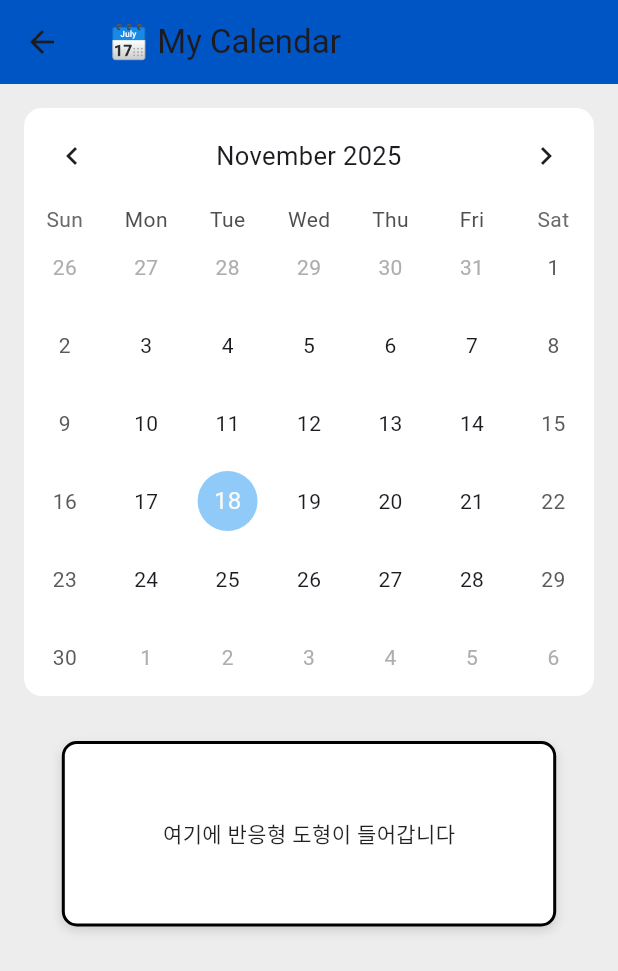
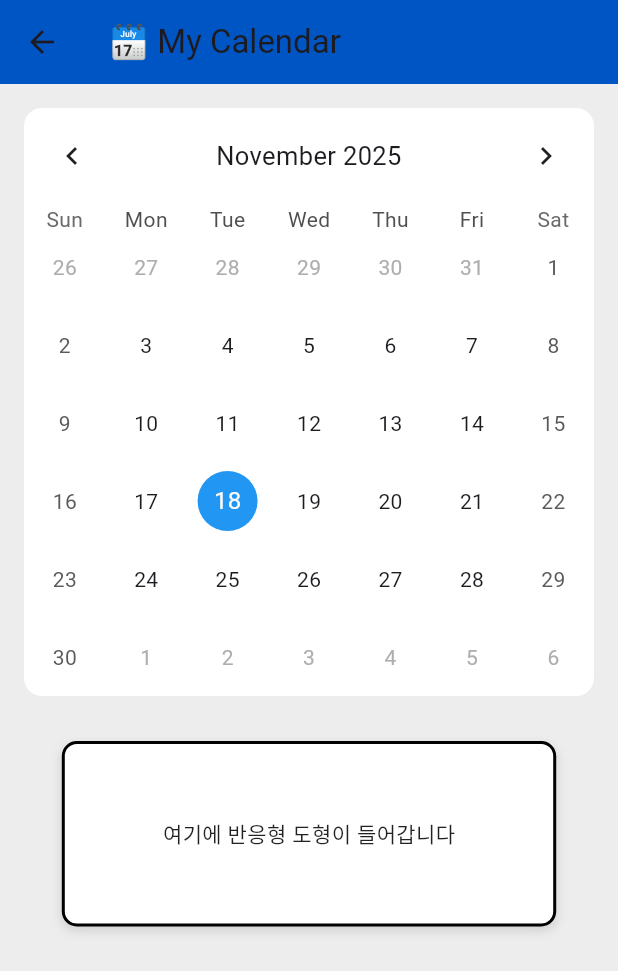
Before and after one commit to kmu-koss/2025-02-Flutter-Study, a Flutter app: the CalendarPage screen opened directly, on a phone screen of 412 x 824 dp. Shown: the top 971 px of the screen. Run offline on Flutter 3.47's test engine with Material 3 defaults, Android fonts, the phone set to English and light mode, and no system bars; drawn by our look-alikes of table_calendar; our stand-ins replace sqflite; accounts and stored records are empty.

Commit message:
Update main.dart

```diff
--- a/lib/main.dart
+++ b/lib/main.dart
@@ -1,19 +1,13 @@
 import 'package:flutter/material.dart';
 import 'package:table_calendar/table_calendar.dart';
-// DB 관련 패키지
 import 'package:sqflite/sqflite.dart';
 import 'package:path/path.dart';
 import 'dart:async';
 
 void main() {
-  // DB 관련 초기화나 검증 작업은 main 함수에서 수행 가능합니다.
   WidgetsFlutterBinding.ensureInitialized();
   runApp(const MyApp());
 }
-
-// ====================================================================
-// DB 데이터 모델 및 헬퍼 클래스 (main.dart에 통합)
-// ====================================================================
 
 // 1. 데이터 모델 정의
 class TransactionItem {
@@ -33,7 +27,6 @@ class TransactionItem {
     };
   }
 
-  // Map에서 객체로 변환
   factory TransactionItem.fromMap(Map<String, dynamic> map) {
     return TransactionItem(
       id: map['id'] as int?,
@@ -83,13 +76,11 @@ class DatabaseHelper {
     ''');
   }
 
-  // 새 거래 기록 저장
   Future<int> createTransaction(TransactionItem item) async {
     final db = await instance.database;
     return await db.insert('transactions', item.toMap());
   }
 
-  // 특정 날짜의 거래 기록 조회
   Future<List<TransactionItem>> getTransactionsByDate(String date) async {
     final db = await instance.database;
     final maps = await db.query(
@@ -103,10 +94,6 @@ class DatabaseHelper {
   }
 }
 
-// ====================================================================
-// 팝업창 상태 관리 위젯
-// ====================================================================
-
 class DailyTransactionDialog extends StatefulWidget {
   final DateTime selectedDate;
 
@@ -117,15 +104,13 @@ class DailyTransactionDialog extends StatefulWidget {
 }
 
 class _DailyTransactionDialogState extends State<DailyTransactionDialog> {
-  // 입력 필드 항목 리스트
   List<Map<String, dynamic>> _transactionInputs = [];
-  // 저장된 내역을 담을 리스트 (로드된 데이터)
   List<TransactionItem> _loadedTransactions = [];
 
   @override
   void initState() {
     super.initState();
-    _loadTransactions(); // 팝업창이 열릴 때 저장된 데이터를 로드합니다.
+    _loadTransactions();
   }
 
   @override
@@ -136,7 +121,6 @@ class _DailyTransactionDialogState extends State<DailyTransactionDialog> {
     super.dispose();
   }
 
-  // DB에서 데이터를 불러오는 함수
   Future<void> _loadTransactions() async {
     final dateString = '${widget.selectedDate.year}-${widget.selectedDate.month}-${widget.selectedDate.day}';
     final transactions = await DatabaseHelper.instance.getTransactionsByDate(dateString);
@@ -146,7 +130,6 @@ class _DailyTransactionDialogState extends State<DailyTransactionDialog> {
     });
   }
 
-  // 새로운 항목을 추가하는 함수
   void _addTransactionInput() {
     setState(() {
       _transactionInputs.add({
@@ -156,7 +139,6 @@ class _DailyTransactionDialogState extends State<DailyTransactionDialog> {
     });
   }
 
-  // 항목을 제거하는 함수
   void _removeTransactionInput(int index) {
     setState(() {
       _transactionInputs[index]['amountController'].dispose();
@@ -164,7 +146,6 @@ class _DailyTransactionDialogState extends State<DailyTransactionDialog> {
     });
   }
 
-  // 카테고리 선택 Dialog
   Future<String?> _selectCategoryDialog(BuildContext context) {
     return showDialog<String>(
       context: context,
@@ -181,7 +162,6 @@ class _DailyTransactionDialogState extends State<DailyTransactionDialog> {
     );
   }
 
-  // 회색 표시 도형 빌드 함수
   Widget _buildDisplayBox(String label, String value) {
     return Expanded(
       child: Container(
@@ -201,14 +181,12 @@ class _DailyTransactionDialogState extends State<DailyTransactionDialog> {
     );
   }
 
-  // 흰색 입력 필드 빌드 함수 (제거 버튼 포함)
   Widget _buildInputRow(BuildContext context, int index, String currentCategory, TextEditingController controller) {
     return Column(
       children: [
         Row(
           crossAxisAlignment: CrossAxisAlignment.start,
           children: [
-            // 1. 제거 버튼 (-)
             InkWell(
               onTap: () => _removeTransactionInput(index),
               child: const Padding(
@@ -217,7 +195,6 @@ class _DailyTransactionDialogState extends State<DailyTransactionDialog> {
               ),
             ),
 
-            // 2. 카테고리 선택 (흰색)
             Expanded(
               child: InkWell(
                 onTap: () async {
@@ -241,7 +218,6 @@ class _DailyTransactionDialogState extends State<DailyTransactionDialog> {
             ),
             const SizedBox(width: 8),
 
-            // 3. 금액 입력 (흰색)
             Expanded(
               child: Container(
                 height: 50,
@@ -274,7 +250,6 @@ class _DailyTransactionDialogState extends State<DailyTransactionDialog> {
   Widget build(BuildContext context) {
     String dateString = '${widget.selectedDate.year}년 ${widget.selectedDate.month}월 ${widget.selectedDate.day}일';
 
-    // 총 금액 계산
     final totalAmount = _loadedTransactions.fold(0, (sum, item) => sum + item.amount);
 
     return Dialog(
@@ -288,16 +263,13 @@ class _DailyTransactionDialogState extends State<DailyTransactionDialog> {
           mainAxisSize: MainAxisSize.min,
           crossAxisAlignment: CrossAxisAlignment.stretch,
           children: <Widget>[
-            // 1. 상단 제목 및 버튼 (날짜, 뒤로가기, + 버튼)
             Stack(
               alignment: Alignment.center,
               children: [
-                // 1-1. 날짜 텍스트 (중앙)
                 Text(
                   dateString,
                   style: const TextStyle(fontWeight: FontWeight.bold, fontSize: 18),
                 ),
-                // 1-2. 뒤로가기 아이콘 (좌측 상단)
                 Positioned(
                   left: 0,
                   top: 0,
@@ -308,7 +280,6 @@ class _DailyTransactionDialogState extends State<DailyTransactionDialog> {
                     child: const Icon(Icons.arrow_back, color: Colors.black54),
                   ),
                 ),
-                // 1-3. (+) 버튼 (우측 상단) - 항목 추가 기능
                 Positioned(
                   right: 0,
                   top: 0,
@@ -326,24 +297,21 @@ class _DailyTransactionDialogState extends State<DailyTransactionDialog> {
 
             const Divider(height: 20),
 
-            // 2. 고정된 회색 영역 (표시)
             Row(
               children: [
-                _buildDisplayBox('총 지출/수입', '₩ ${totalAmount.toString()}'), // ✅ 총액 표시
+                _buildDisplayBox('총 지출/수입', '₩ ${totalAmount.toString()}'),
                 const SizedBox(width: 8),
-                _buildDisplayBox('저장된 항목 수', '${_loadedTransactions.length}개'), // ✅ 항목 수 표시
+                _buildDisplayBox('저장된 항목 수', '${_loadedTransactions.length}개'),
               ],
             ),
 
             const SizedBox(height: 15),
 
-            // 3. 리스트에 있는 모든 입력 필드 및 저장된 내역 렌더링
             Expanded(
               child: SingleChildScrollView(
                 child: Column(
                   crossAxisAlignment: CrossAxisAlignment.stretch,
                   children: [
-                    // 입력 항목 리스트 렌더링
                     ..._transactionInputs.asMap().entries.map((entry) {
                       int index = entry.key;
                       var input = entry.value;
@@ -359,7 +327,6 @@ class _DailyTransactionDialogState extends State<DailyTransactionDialog> {
                     const Text('--- 이 날짜의 저장된 내역 ---', style: TextStyle(color: Colors.grey, fontWeight: FontWeight.bold)),
                     const SizedBox(height: 10),
 
-                    // ✅ 저장된 내역 리스트 표시
                     if (_loadedTransactions.isEmpty)
                       const Center(child: Text('저장된 내역이 없습니다.')),
 
@@ -375,7 +342,6 @@ class _DailyTransactionDialogState extends State<DailyTransactionDialog> {
                 ),
               ),
             ),
-            // 하단 저장 버튼 (DB 저장 로직 연결)
             ElevatedButton(
               onPressed: () async {
                 if (_transactionInputs.isEmpty) {
@@ -384,7 +350,6 @@ class _DailyTransactionDialogState extends State<DailyTransactionDialog> {
                 }
 
                 int savedCount = 0;
-                // 리스트의 각 항목을 DB에 저장합니다.
                 for (var input in _transactionInputs) {
                   final category = input['category'] as String;
                   final amountText = (input['amountController'] as TextEditingController).text;
@@ -400,11 +365,10 @@ class _DailyTransactionDialogState extends State<DailyTransactionDialog> {
                     amount: amount,
                   );
 
-                  await DatabaseHelper.instance.createTransaction(newItem); // DB 저장 실행
+                  await DatabaseHelper.instance.createTransaction(newItem);
                   savedCount++;
                 }
 
-                // 저장 후 피드백 및 팝업 닫기
                 if (savedCount > 0) {
                   ScaffoldMessenger.of(context).showSnackBar(
                       SnackBar(content: Text('$savedCount개 항목이 저장되었습니다. 팝업을 다시 열어 확인하세요.'))
@@ -424,10 +388,6 @@ class _DailyTransactionDialogState extends State<DailyTransactionDialog> {
   }
 }
 
-
-// ====================================================================
-// 캘린더 페이지 위젯
-// ====================================================================
 
 class CalendarPage extends StatefulWidget {
   const CalendarPage({super.key});
@@ -464,7 +424,6 @@ class _CalendarPageState extends State<CalendarPage> {
           padding: const EdgeInsets.all(16.0),
           child: Column(
             children: [
-              // 1. TableCalendar 컨테이너 (캘린더)
               Container(
                 decoration: BoxDecoration(
                   color: const Color(0xFFFFFFFF),
@@ -504,12 +463,12 @@ class _CalendarPageState extends State<CalendarPage> {
                     formatButtonVisible: false,
                     titleCentered: true,
                   ),
-                  calendarStyle: CalendarStyle(
+                  calendarStyle: const CalendarStyle(
                     todayDecoration: BoxDecoration(
-                      color: Colors.blue.withOpacity(0.5),
+                      color: Colors.blue,
                       shape: BoxShape.circle,
                     ),
-                    selectedDecoration: const BoxDecoration(
+                    selectedDecoration: BoxDecoration(
                       color: Color(0xFF0055C5),
                       shape: BoxShape.circle,
                     ),
@@ -519,7 +478,6 @@ class _CalendarPageState extends State<CalendarPage> {
 
               const SizedBox(height: 30),
 
-              // 2. 반응형 도형 (Container)
               Container(
                 width: screenSize.width * 0.8,
                 height: screenSize.height * 0.15,
@@ -555,10 +513,6 @@ class _CalendarPageState extends State<CalendarPage> {
   }
 }
 
-// ====================================================================
-// 홈 페이지 내용을 별도의 위젯으로 분리
-// ====================================================================
-
 class HomePageContent extends StatelessWidget {
   const HomePageContent({super.key});
 
@@ -577,7 +531,6 @@ class HomePageContent extends StatelessWidget {
         child: Column(
           mainAxisSize: MainAxisSize.min,
           children: <Widget>[
-            // 1. 첫 번째 Container (파란색 도형)
             Container(
               width: containerWidth,
               height: containerHeight,
@@ -633,7 +586,6 @@ class HomePageContent extends StatelessWidget {
 
             const SizedBox(height: 100),
 
-            // 2. 두 번째 Container (흰색 도형)
             Container(
               width: containerWidth,
               height: containerHeight,
@@ -686,10 +638,6 @@ class HomePageContent extends StatelessWidget {
     );
   }
 }
-
-// ====================================================================
-// 메인 위젯 및 네비게이션
-// ====================================================================
 
 class MyApp extends StatelessWidget {
   const MyApp({super.key});
```
